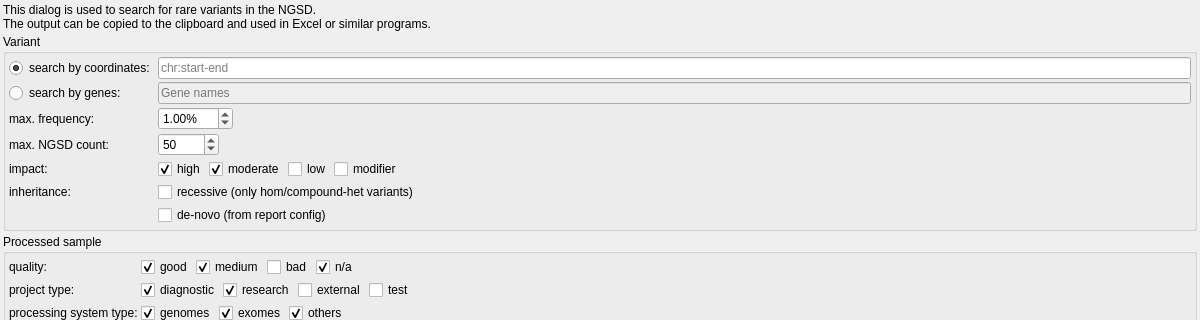
Before: the Qt Designer form src/GSvar/SmallVariantSearchWidget.ui in imgag/ngs-bits, drawn with Qt 5; both pictures show x 0 to 1200 and y 0 to 320 of the 1200 by 800 pixel window.
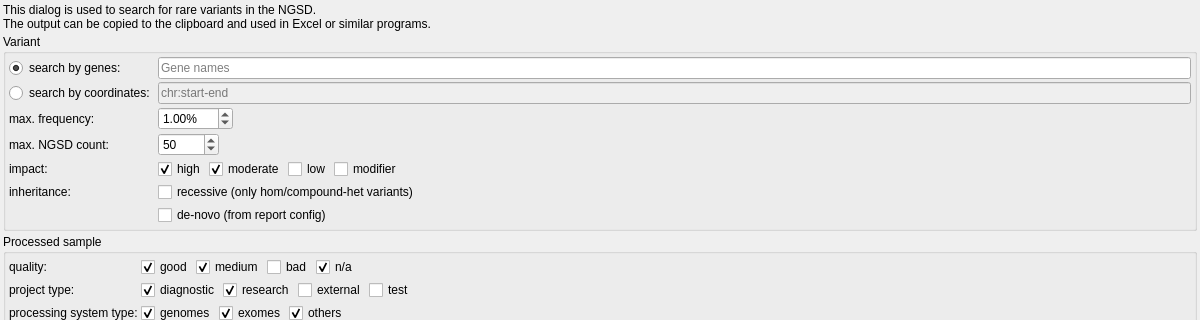
After: the same form once the commit is applied. Icons and pictures are not drawn.

What changed in the file:
```diff
--- a/src/GSvar/SmallVariantSearchWidget.ui
+++ b/src/GSvar/SmallVariantSearchWidget.ui
@@ -117,7 +117,20 @@
         </item>
        </layout>
       </item>
-      <item row="0" column="0">
+      <item row="1" column="1">
+       <widget class="QLineEdit" name="region">
+        <property name="enabled">
+         <bool>false</bool>
+        </property>
+        <property name="text">
+         <string/>
+        </property>
+        <property name="placeholderText">
+         <string>chr:start-end</string>
+        </property>
+       </widget>
+      </item>
+      <item row="1" column="0">
        <widget class="QRadioButton" name="radio_region">
         <property name="toolTipDuration">
          <number>-40</number>
@@ -126,47 +139,8 @@
          <string>search by coordinates:</string>
         </property>
         <property name="checked">
-         <bool>true</bool>
-        </property>
-        <attribute name="buttonGroup">
-         <string notr="true">buttonGroup</string>
-        </attribute>
-       </widget>
-      </item>
-      <item row="0" column="1">
-       <widget class="QLineEdit" name="region">
-        <property name="text">
-         <string/>
-        </property>
-        <property name="placeholderText">
-         <string>chr:start-end</string>
-        </property>
-       </widget>
-      </item>
-      <item row="1" column="1">
-       <widget class="QLineEdit" name="genes">
-        <property name="enabled">
          <bool>false</bool>
         </property>
-        <property name="toolTip">
-         <string>Uses the gene locus extended by 5000 bases as region.</string>
-        </property>
-        <property name="text">
-         <string/>
-        </property>
-        <property name="placeholderText">
-         <string>Gene names</string>
-        </property>
-       </widget>
-      </item>
-      <item row="1" column="0">
-       <widget class="QRadioButton" name="radio_genes">
-        <property name="text">
-         <string>search by genes:</string>
-        </property>
-        <property name="checked">
-         <bool>false</bool>
-        </property>
         <attribute name="buttonGroup">
          <string notr="true">buttonGroup</string>
         </attribute>
@@ -286,6 +260,35 @@
         </item>
        </layout>
       </item>
+      <item row="0" column="0">
+       <widget class="QRadioButton" name="radio_genes">
+        <property name="text">
+         <string>search by genes:</string>
+        </property>
+        <property name="checked">
+         <bool>true</bool>
+        </property>
+        <attribute name="buttonGroup">
+         <string notr="true">buttonGroup</string>
+        </attribute>
+       </widget>
+      </item>
+      <item row="0" column="1">
+       <widget class="QLineEdit" name="genes">
+        <property name="enabled">
+         <bool>true</bool>
+        </property>
+        <property name="toolTip">
+         <string>Uses the gene locus extended by 5000 bases as region.</string>
+        </property>
+        <property name="text">
+         <string/>
+        </property>
+        <property name="placeholderText">
+         <string>Gene names</string>
+        </property>
+       </widget>
+      </item>
      </layout>
     </widget>
    </item>
```
Left out of the diff: 104 changed lines with no effect on the pictures.
